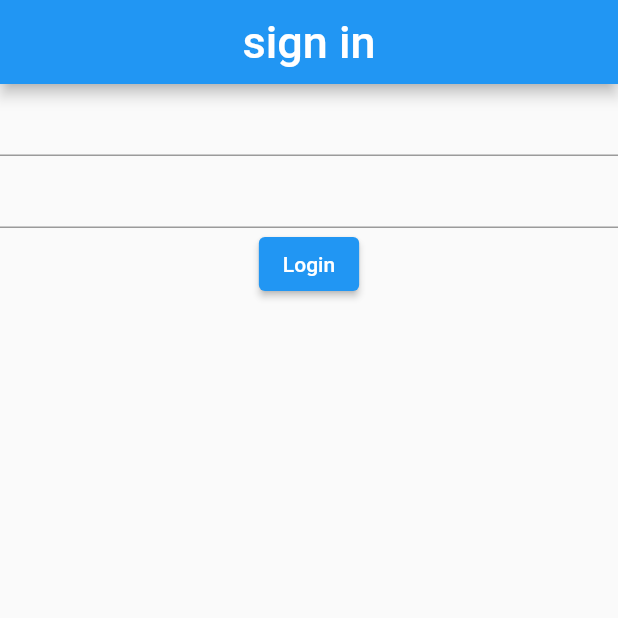
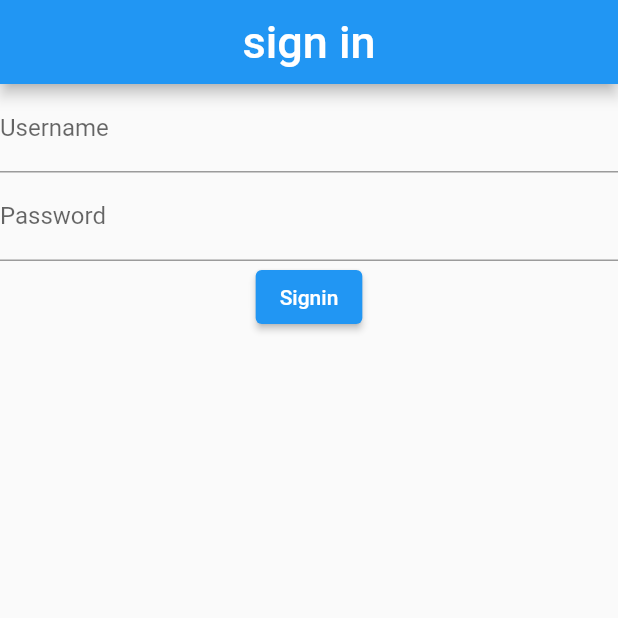
Before and after one commit to Engiineeer/navigation, a Flutter app: the screen it shows after launch, on a phone screen of 412 x 824 dp, the top half of it. Run offline on Flutter 3.47's test engine with Material 2 defaults, Android fonts, the phone set to English and light mode, and no system bars; our stand-ins replace go_router.

Commit message:
final done

```diff
--- /dev/null
+++ b/lib/home_page.dart
@@ -0,0 +1,46 @@
+import 'package:flutter/material.dart';
+import 'package:go_router/go_router.dart';
+
+class HomePage extends StatelessWidget {
+  HomePage({super.key});
+
+  final nameController = TextEditingController();
+  final PasswordController = TextEditingController();
+
+  @override
+  Widget build(BuildContext context) {
+    return Scaffold(
+      appBar: AppBar(
+        title: Title(
+            color: Colors.red,
+            child: Center(
+                child: Text(
+              "sign in",
+              style: TextStyle(fontSize: 30),
+            ))),
+      ),
+      body: Column(
+        children: [
+          TextField(
+            controller: nameController,
+            decoration: InputDecoration(labelText: "Username"),
+          ),
+          TextField(
+            controller: PasswordController,
+            decoration: InputDecoration(labelText: "Password"),
+          ),
+          ElevatedButton(
+              onPressed: (() {
+                if (PasswordController.text == "12345") {
+                  print("success");
+                  context.push("/signin", extra: nameController.text);
+                } else {
+                  print("fail");
+                }
+              }),
+              child: Text("Signin"))
+        ],
+      ),
+    );
+  }
+}
--- a/lib/main.dart
+++ b/lib/main.dart
@@ -1,8 +1,22 @@
 import 'package:flutter/material.dart';
+import 'package:go_router/go_router.dart';
+import 'package:navi/home_page.dart';
+import 'package:navi/singin_page.dart';
 
 void main() {
   runApp(const MyApp());
 }
+
+final router = GoRouter(routes: [
+  GoRoute(
+    path: "/",
+    builder: ((context, state) => HomePage()),
+  ),
+  GoRoute(
+    path: "/signin",
+    builder: ((context, state) => SignInPage(name: state.extra as String)),
+  )
+]);
 
 class MyApp extends StatelessWidget {
   const MyApp({super.key});
@@ -10,29 +24,12 @@ class MyApp extends StatelessWidget {
   // This widget is the root of your application.
   @override
   Widget build(BuildContext context) {
-    return MaterialApp(
+    return MaterialApp.router(
       title: 'Flutter Demo',
       theme: ThemeData(
         primarySwatch: Colors.blue,
       ),
-      home: Scaffold(
-        appBar: AppBar(
-          title: Title(
-              color: Colors.red,
-              child: Center(
-                  child: Text(
-                "sign in",
-                style: TextStyle(fontSize: 30),
-              ))),
-        ),
-        body: Column(
-          children: [
-            TextField(),
-            TextField(),
-            ElevatedButton(onPressed: (() {}), child: Text("Login"))
-          ],
-        ),
-      ),
+      routerConfig: router,
     );
   }
 }
--- /dev/null
+++ b/lib/singin_page.dart
@@ -0,0 +1,16 @@
+import 'package:flutter/material.dart';
+import 'package:flutter/src/widgets/container.dart';
+import 'package:flutter/src/widgets/framework.dart';
+
+class SignInPage extends StatelessWidget {
+  const SignInPage({required this.name, super.key});
+
+  final String name;
+
+  @override
+  Widget build(BuildContext context) {
+    return Scaffold(
+      appBar: AppBar(title: Text("welcome $name")),
+    );
+  }
+}
```
